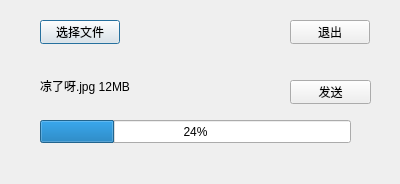
Qt form send_file_dialog.ui (MDX-Tom/chat-client) before a commit.
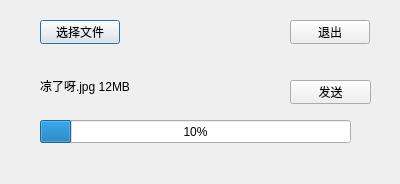
The same form after that commit.

```diff
--- a/send_file_dialog.ui
+++ b/send_file_dialog.ui
@@ -23,7 +23,16 @@
     </rect>
    </property>
    <property name="value">
-    <number>24</number>
+    <number>10</number>
+   </property>
+   <property name="alignment">
+    <set>Qt::AlignLeading|Qt::AlignLeft|Qt::AlignVCenter</set>
+   </property>
+   <property name="textVisible">
+    <bool>true</bool>
+   </property>
+   <property name="invertedAppearance">
+    <bool>false</bool>
    </property>
   </widget>
   <widget class="QLabel" name="label">
```
Left out of the diff: 12 changed lines with no effect on the pictures.
